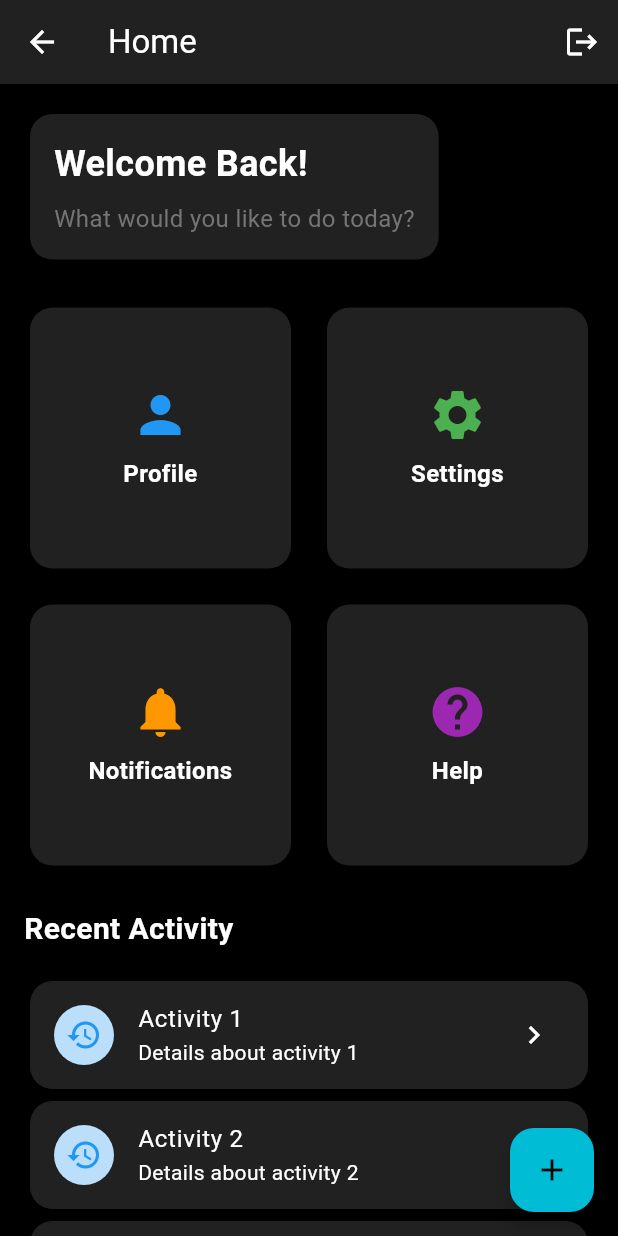
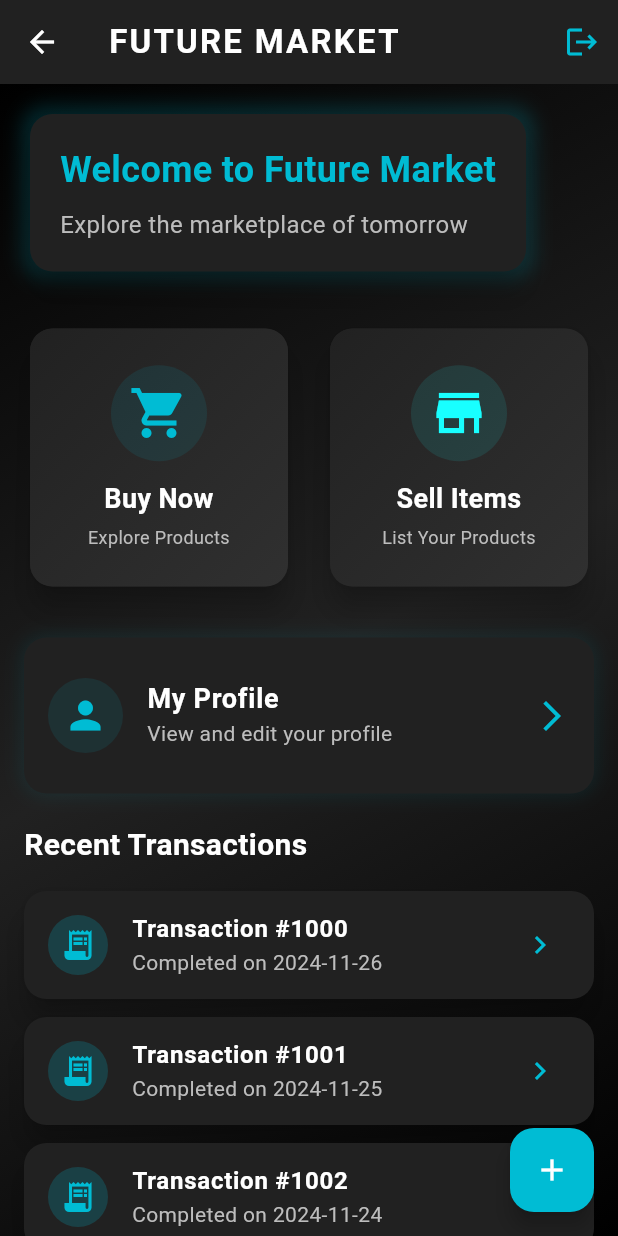
Before and after one commit to Reshwanth-N/oops_proj, a Flutter app: the HomePage screen opened directly, on a phone screen of 412 x 824 dp. Run offline on Flutter 3.47's test engine with Material 3 defaults, Android fonts, the phone set to English and light mode, and no system bars.

Commit message:
normal stuff

```diff
--- a/lib/pages/home_page.dart
+++ b/lib/pages/home_page.dart
@@ -9,115 +9,191 @@ class HomePage extends StatelessWidget {
   Widget build(BuildContext context) {
     return Scaffold(
       appBar: AppBar(
-        title: const Text('Home'),
+        title: const Text(
+          'FUTURE MARKET',
+          style: TextStyle(
+            fontWeight: FontWeight.bold,
+            letterSpacing: 1.5,
+          ),
+        ),
         actions: [
           IconButton(
-            icon: const Icon(Icons.logout),
+            icon: const Icon(Icons.logout, color: Colors.cyan),
             onPressed: () {
-              // Navigate back to login page
               Navigator.of(context).pushAndRemoveUntil(
-                MaterialPageRoute(builder: (context) =>  LoginPage()),
+                MaterialPageRoute(builder: (context) => const LoginPage()),
                 (route) => false,
               );
             },
           ),
         ],
       ),
-      body: SingleChildScrollView(
+      body: Container(
+        decoration: BoxDecoration(
+          gradient: LinearGradient(
+            begin: Alignment.topLeft,
+            end: Alignment.bottomRight,
+            colors: [
+              Colors.black,
+              Colors.grey[900]!,
+              Colors.black,
+            ],
+          ),
+        ),
+        child: SingleChildScrollView(
           padding: const EdgeInsets.all(16.0),
           child: Column(
             crossAxisAlignment: CrossAxisAlignment.start,
             children: [
-            // Welcome Card
-            Card(
+              // Welcome Card with Glowing Effect
+              Container(
+                decoration: BoxDecoration(
+                  borderRadius: BorderRadius.circular(15),
+                  boxShadow: [
+                    BoxShadow(
+                      color: Colors.cyan.withOpacity(0.2),
+                      blurRadius: 10,
+                      spreadRadius: 1,
+                    ),
+                  ],
+                ),
+                child: Card(
                   child: Padding(
-                padding: const EdgeInsets.all(16.0),
+                    padding: const EdgeInsets.all(20.0),
                     child: Column(
                       crossAxisAlignment: CrossAxisAlignment.start,
                       children: [
                         const Text(
-                      'Welcome Back!',
+                          'Welcome to Future Market',
                           style: TextStyle(
                             fontSize: 24,
                             fontWeight: FontWeight.bold,
+                            color: Colors.cyan,
                           ),
                         ),
                         const SizedBox(height: 8),
                         Text(
-                      'What would you like to do today?',
+                          'Explore the marketplace of tomorrow',
                           style: TextStyle(
                             fontSize: 16,
-                        color: Colors.grey[600],
+                            color: Colors.grey[400],
                           ),
                         ),
                       ],
                     ),
                   ),
                 ),
-            const SizedBox(height: 24),
+              ),
+              const SizedBox(height: 30),
 
-            // Quick Actions Grid
+              // Main Actions Grid
               GridView.count(
                 shrinkWrap: true,
                 physics: const NeverScrollableScrollPhysics(),
                 crossAxisCount: 2,
-              mainAxisSpacing: 16,
-              crossAxisSpacing: 16,
+                mainAxisSpacing: 20,
+                crossAxisSpacing: 20,
                 children: [
-                _buildQuickActionCard(
+                  _buildMainActionCard(
                     context,
-                  icon: Icons.person,
-                  title: 'Profile',
-                  color: Colors.blue,
+                    icon: Icons.shopping_cart,
+                    title: 'Buy Now',
+                    subtitle: 'Explore Products',
+                    color: Colors.cyan,
+                    onTap: () {
+                      // TODO: Navigate to buy page
+                    },
                   ),
-                _buildQuickActionCard(
+                  _buildMainActionCard(
                     context,
-                  icon: Icons.settings,
-                  title: 'Settings',
-                  color: Colors.green,
-                ),
-                _buildQuickActionCard(
-                  context,
-                  icon: Icons.notifications,
-                  title: 'Notifications',
-                  color: Colors.orange,
-                ),
-                _buildQuickActionCard(
-                  context,
-                  icon: Icons.help,
-                  title: 'Help',
-                  color: Colors.purple,
+                    icon: Icons.store,
+                    title: 'Sell Items',
+                    subtitle: 'List Your Products',
+                    color: Colors.cyanAccent,
+                    onTap: () {
+                      // TODO: Navigate to sell page
+                    },
                   ),
                 ],
               ),
+              const SizedBox(height: 30),
 
-            const SizedBox(height: 24),
+              // Profile Section
+              Container(
+                decoration: BoxDecoration(
+                  color: Colors.grey[900],
+                  borderRadius: BorderRadius.circular(15),
+                  boxShadow: [
+                    BoxShadow(
+                      color: Colors.cyan.withOpacity(0.1),
+                      blurRadius: 10,
+                      spreadRadius: 1,
+                    ),
+                  ],
+                ),
+                child: ListTile(
+                  contentPadding: const EdgeInsets.all(16),
+                  leading: Container(
+                    padding: const EdgeInsets.all(10),
+                    decoration: BoxDecoration(
+                      shape: BoxShape.circle,
+                      color: Colors.cyan.withOpacity(0.1),
+                    ),
+                    child: const Icon(Icons.person, color: Colors.cyan, size: 30),
+                  ),
+                  title: const Text(
+                    'My Profile',
+                    style: TextStyle(
+                      fontSize: 18,
+                      fontWeight: FontWeight.bold,
+                      color: Colors.white,
+                    ),
+                  ),
+                  subtitle: Text(
+                    'View and edit your profile',
+                    style: TextStyle(color: Colors.grey[400]),
+                  ),
+                  trailing: const Icon(Icons.arrow_forward_ios, color: Colors.cyan),
+                  onTap: () {
+                    // TODO: Navigate to profile page
+                  },
+                ),
+              ),
+              const SizedBox(height: 20),
 
-            // Recent Activity Section
+              // Recent Transactions
               const Text(
-              'Recent Activity',
+                'Recent Transactions',
                 style: TextStyle(
                   fontSize: 20,
                   fontWeight: FontWeight.bold,
+                  color: Colors.white,
                 ),
               ),
               const SizedBox(height: 16),
               ListView.builder(
                 shrinkWrap: true,
                 physics: const NeverScrollableScrollPhysics(),
-              itemCount: 5,
+                itemCount: 3,
                 itemBuilder: (context, index) {
                   return Card(
+                    margin: const EdgeInsets.only(bottom: 12),
                     child: ListTile(
                       leading: CircleAvatar(
-                      backgroundColor: Colors.blue[100],
-                      child: const Icon(Icons.history, color: Colors.blue),
+                        backgroundColor: Colors.cyan.withOpacity(0.2),
+                        child: const Icon(Icons.receipt_long, color: Colors.cyan),
                       ),
-                    title: Text('Activity ${index + 1}'),
-                    subtitle: Text('Details about activity ${index + 1}'),
-                    trailing: const Icon(Icons.chevron_right),
+                      title: Text(
+                        'Transaction #${1000 + index}',
+                        style: const TextStyle(fontWeight: FontWeight.bold),
+                      ),
+                      subtitle: Text(
+                        'Completed on ${DateTime.now().subtract(Duration(days: index)).toString().split(' ')[0]}',
+                        style: TextStyle(color: Colors.grey[400]),
+                      ),
+                      trailing: const Icon(Icons.chevron_right, color: Colors.cyan),
                       onTap: () {
-                      // Handle activity tap
+                        // TODO: Show transaction details
                       },
                     ),
                   );
@@ -126,43 +202,74 @@ class HomePage extends StatelessWidget {
             ],
           ),
         ),
+      ),
       floatingActionButton: FloatingActionButton(
         onPressed: () {
-          // Handle new action
+          // TODO: Add new listing
         },
-        child: const Icon(Icons.add),
+        backgroundColor: Colors.cyan,
+        child: const Icon(Icons.add, color: Colors.white),
       ),
     );
   }
 
-  Widget _buildQuickActionCard(
+  Widget _buildMainActionCard(
     BuildContext context, {
     required IconData icon,
     required String title,
+    required String subtitle,
     required Color color,
+    required VoidCallback onTap,
   }) {
     return Card(
-      elevation: 2,
+      elevation: 8,
       child: InkWell(
-        onTap: () {
-          // Handle quick action tap
-        },
-        child: Padding(
-          padding: const EdgeInsets.all(16.0),
+        onTap: onTap,
+        borderRadius: BorderRadius.circular(15),
+        child: Container(
+          decoration: BoxDecoration(
+            borderRadius: BorderRadius.circular(15),
+            gradient: LinearGradient(
+              begin: Alignment.topLeft,
+              end: Alignment.bottomRight,
+              colors: [
+                Colors.grey[900]!,
+                Colors.grey[850]!,
+              ],
+            ),
+          ),
+          padding: const EdgeInsets.all(20),
           child: Column(
             mainAxisAlignment: MainAxisAlignment.center,
             children: [
-              Icon(
+              Container(
+                padding: const EdgeInsets.all(12),
+                decoration: BoxDecoration(
+                  shape: BoxShape.circle,
+                  color: color.withOpacity(0.1),
+                ),
+                child: Icon(
                   icon,
                   size: 40,
                   color: color,
                 ),
-              const SizedBox(height: 8),
+              ),
+              const SizedBox(height: 12),
               Text(
                 title,
                 style: const TextStyle(
-                  fontSize: 16,
+                  fontSize: 18,
                   fontWeight: FontWeight.bold,
+                  color: Colors.white,
+                ),
+                textAlign: TextAlign.center,
+              ),
+              const SizedBox(height: 4),
+              Text(
+                subtitle,
+                style: TextStyle(
+                  fontSize: 12,
+                  color: Colors.grey[400],
                 ),
                 textAlign: TextAlign.center,
               ),
```
Lines whose indentation alone changed are shown as unchanged.
